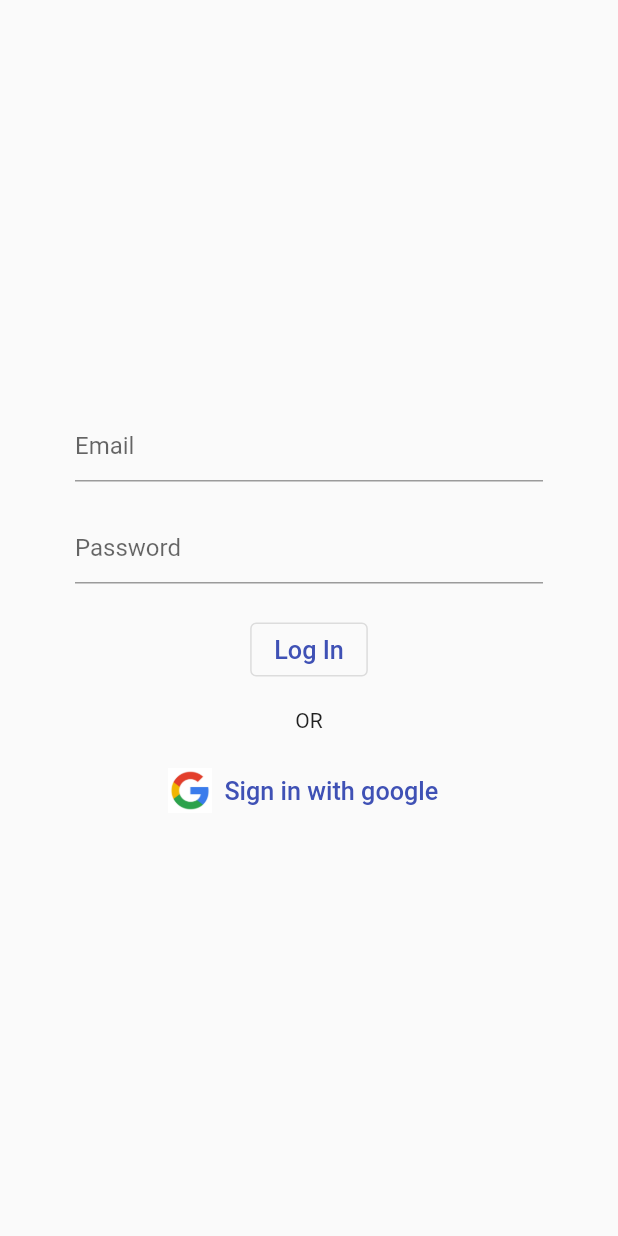
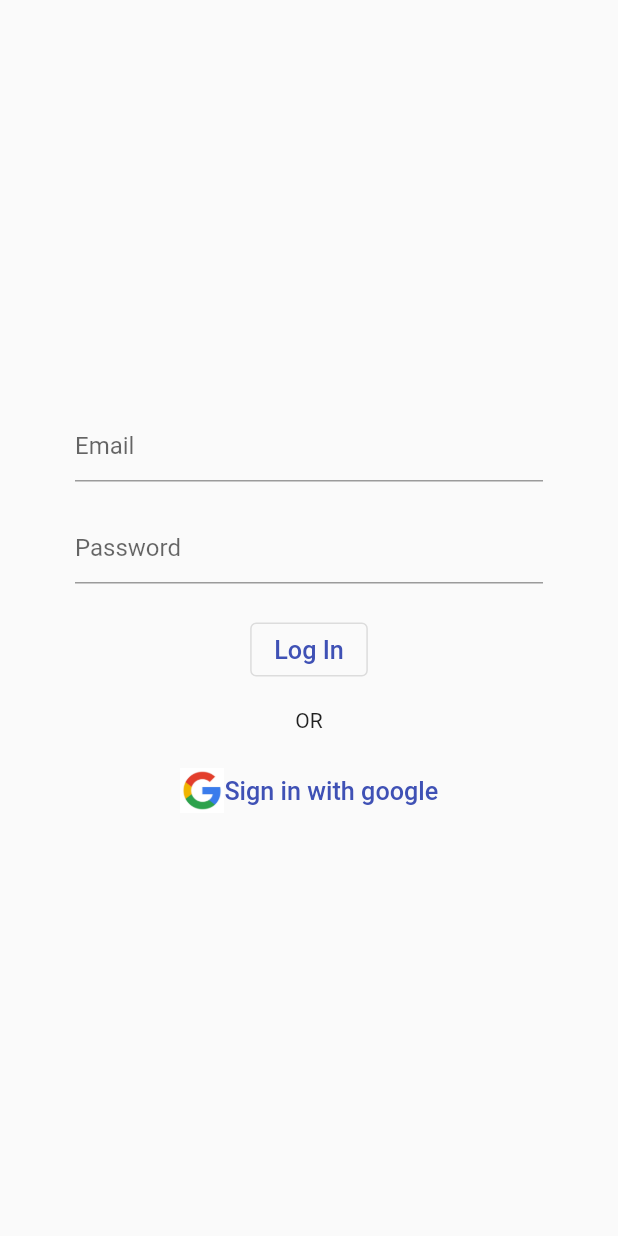
Before and after one commit to mwaseemaw/flutter_firebase_google_signin, a Flutter app: the screen it shows after launch, on a phone screen of 412 x 824 dp. Run offline on Flutter 3.47's test engine with Material 2 defaults, Android fonts, the phone set to English and light mode, and no system bars; our stand-ins replace firebase_auth, firebase_core, google_sign_in; accounts and stored records are empty.

Commit message:
add login UI

```diff
--- a/lib/Pages/login_page.dart
+++ b/lib/Pages/login_page.dart
@@ -25,10 +25,6 @@ class LoginPage extends StatelessWidget {
               padding:  EdgeInsets.symmetric(vertical: 15),
               child: Text('OR'),
             ),
-            Row(
-              mainAxisSize: MainAxisSize.min,
-              children: [
-                Image.asset('lib/Assets/google.jpg',height: 30,),
             TextButton(
               onPressed: ()async{
                 User? result = await GoogleSignInAuthClass().gSignIn();
@@ -36,9 +32,13 @@ class LoginPage extends StatelessWidget {
                 Navigator.pushAndRemoveUntil(context, MaterialPageRoute(builder: (_)=>LoggedIn()), (route) => false)
                     : print(result);
               },
-                  child: const Text('Sign in with google',textScaleFactor: 1.2,),
+              child: Row(
+                mainAxisSize: MainAxisSize.min,
+                children: [
+                  Image.asset('lib/Assets/google.jpg',height: 30,),
+                  const Text('Sign in with google',textScaleFactor: 1.2,),
+                ],
               ),
-              ],
             ),
           ],
         ),
```
Lines whose indentation alone changed are shown as unchanged.
